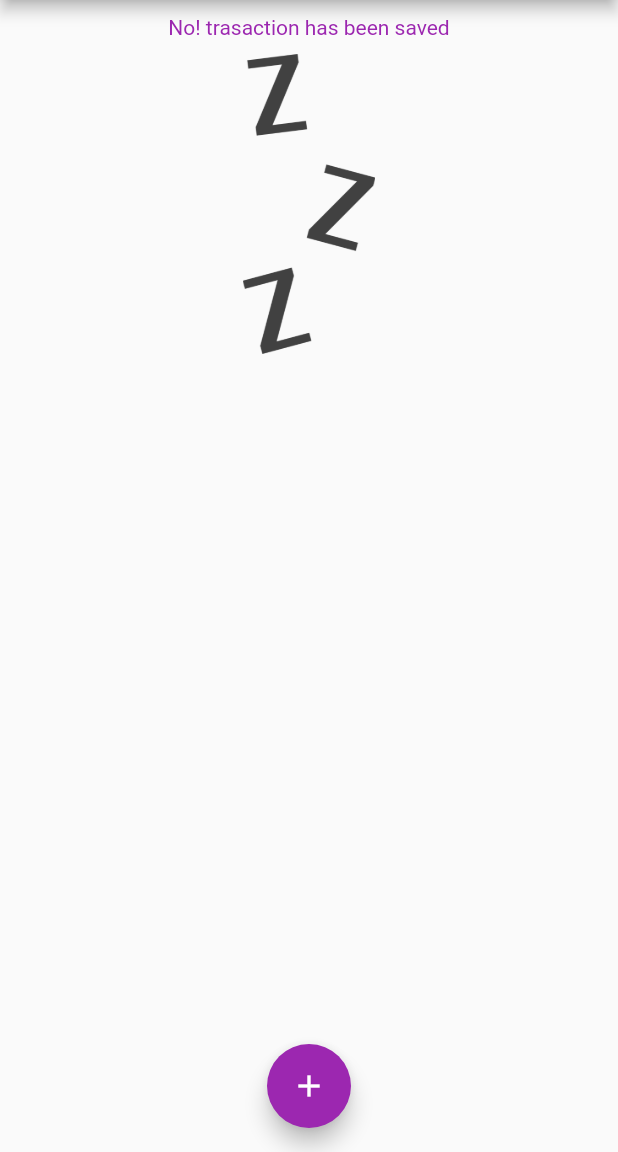
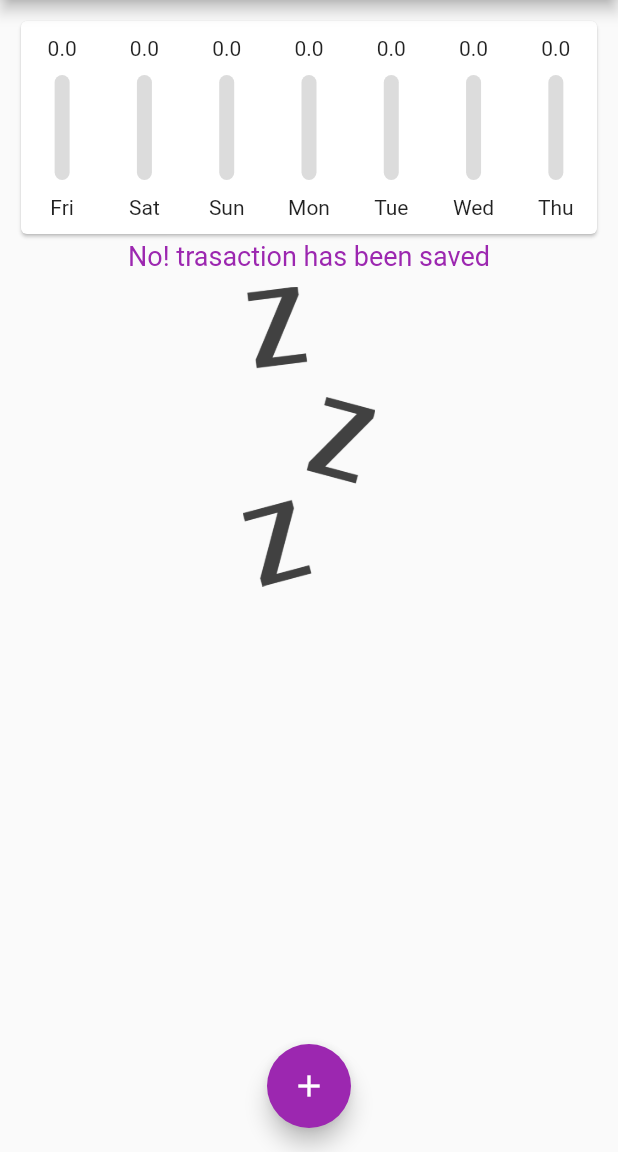
Before and after one commit to ubaidbadar/Personal-Expenses-Flutter-App, a Flutter app: the screen it shows after launch, on a phone screen of 412 x 824 dp, the part 84-1236 px from its top. Run offline on Flutter 3.47's test engine with Material 2 defaults, Android fonts, the phone set to English and light mode, and no system bars; our stand-ins replace date_format.

Commit message:
improved_a_bug

```diff
--- a/lib/widgets/chart.dart
+++ b/lib/widgets/chart.dart
@@ -9,7 +9,7 @@ class Chart extends StatelessWidget {
     return List.generate(7, (index) {
       DateTime weekDay = DateTime.now().subtract(Duration(days: index));
       double daySum = 0.0;
-      double _totalPrice = 0;
+      double _totalPrice = 0.0;
       for (Transaction tx in _recentTransactions) {
         _totalPrice += tx.price;
         if (tx.date.day == weekDay.day &&
@@ -17,6 +17,9 @@ class Chart extends StatelessWidget {
             tx.date.year == weekDay.year) {
           daySum += tx.price;
         }
+      }
+      if (_totalPrice == 0) {
+        _totalPrice = 1;
       }
       return {
         "price": daySum,
@@ -30,7 +33,7 @@ class Chart extends StatelessWidget {
   Widget build(BuildContext context) {
     return Card(
       child: Padding(
-        padding: const EdgeInsets.symmetric(vertical:10.0),
+        padding: const EdgeInsets.symmetric(vertical: 10.0),
         child: Row(
           mainAxisAlignment: MainAxisAlignment.spaceBetween,
           children: _groupedTransactionValues.map((data) {
--- a/lib/widgets/home-page.dart
+++ b/lib/widgets/home-page.dart
@@ -1,9 +1,11 @@
 import 'package:flutter/material.dart';
 import 'package:personalexpenses/modals/transaction.dart';
 import 'package:personalexpenses/widgets/chart.dart';
-// import 'package:personalexpenses/widgets/chart.dart';
 import 'package:personalexpenses/widgets/new-transaction.dart';
 import 'package:personalexpenses/widgets/transaction-list.dart';
+
+import 'chart.dart';
+import 'transaction-list.dart';
 
 class MyHomePage extends StatefulWidget {
   @override
@@ -53,28 +55,10 @@ class _MyHomePageState extends State<MyHomePage> {
       body: Container(
         margin: EdgeInsets.all(10),
         child: Column(
-          children: _transactions.isEmpty
-              ? <Widget>[
-                  Center(
-                    child: Text(
-                      'No! trasaction has been saved',
-                      style: TextStyle(
-                        color: Theme.of(context).primaryColor,
-                        // fontSize: 18,
-                      ),
-                    ),
-                  ),
-                  SizedBox(height: 10),
-                  Image(
-                    image: AssetImage('images/waiting.png'),
-                    fit: BoxFit.cover,
-                    height: 200,
-                  )
-                ]
-              : <Widget>[
-                  Chart(_recentTransactions),
-                  TransactionList(_transactions, _deleteTx)
-                ],
+          children: <Widget>[
+            Chart(_recentTransactions),
+            TransactionList(_transactions, _deleteTx)
+          ],
         ),
       ),
       floatingActionButton: FloatingActionButton(
--- a/lib/widgets/transaction-list.dart
+++ b/lib/widgets/transaction-list.dart
@@ -9,8 +9,28 @@ class TransactionList extends StatelessWidget {
   @override
   Widget build(BuildContext context) {
     return Container(
+      height: 300,
+      child: _transactions.isEmpty
+          ? Column(
+              children: <Widget>[
+                Center(
+                  child: Text(
+                    'No! trasaction has been saved',
+                    style: TextStyle(
+                      color: Theme.of(context).primaryColor,
+                      fontSize: 18,
+                    ),
+                  ),
+                ),
+                SizedBox(height: 10),
+                Image(
+                  image: AssetImage('images/waiting.png'),
+                  fit: BoxFit.cover,
                   height: 200,
-      child: ListView.builder(
+                )
+              ],
+            )
+          : ListView.builder(
               itemCount: _transactions.length,
               itemBuilder: (ctx, index) {
                 return Card(
```
Lines whose indentation alone changed are shown as unchanged.
